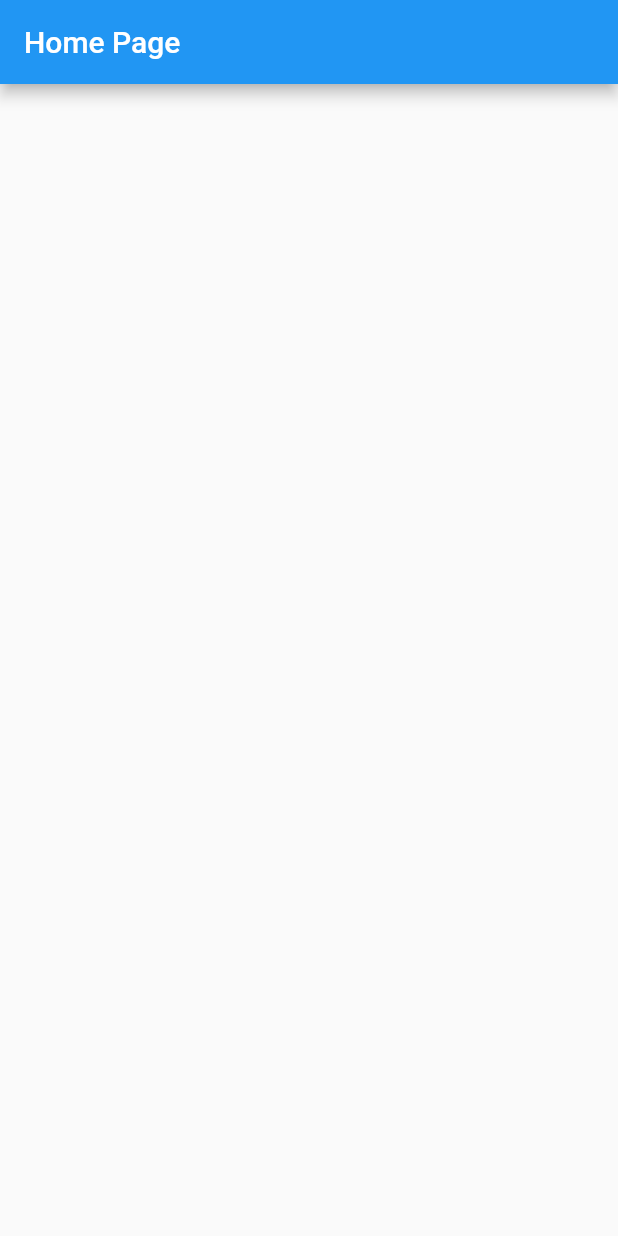
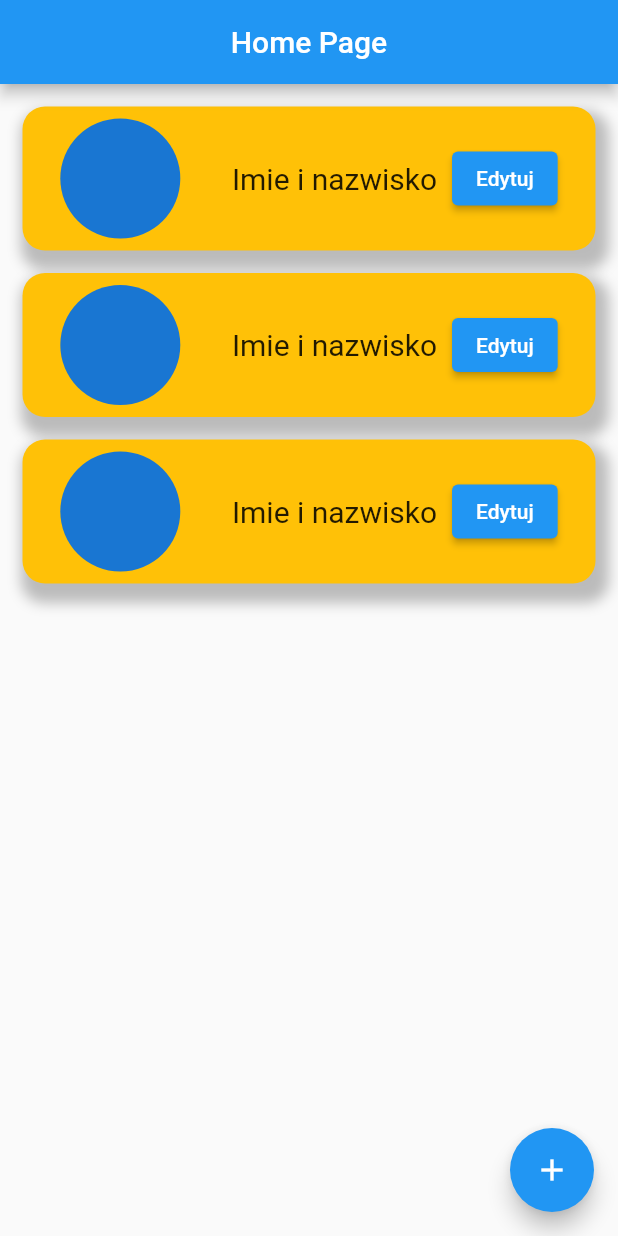
Before and after one commit to Dariuki/baby_health, a Flutter app: the screen it shows after launch, on a phone screen of 412 x 824 dp. Run offline on Flutter 3.47's test engine with Material 2 defaults, Android fonts, the phone set to English and light mode, and no system bars.

Commit message:
Add PersonTile to HomePage

```diff
--- /dev/null
+++ b/lib/home/peages/home_page.dart
@@ -0,0 +1,36 @@
+import 'package:baby_health/home/widgets/person_tile.dart';
+import 'package:flutter/material.dart';
+
+class HomePage extends StatelessWidget {
+  const HomePage({super.key});
+  @override
+  Widget build(BuildContext context) {
+    return Scaffold(
+      appBar: AppBar(
+        title: const Center(
+          child: Text('Home Page'),
+        ),
+      ),
+      floatingActionButton: FloatingActionButton(
+        onPressed: () {},
+        child: const Icon(Icons.add),
+      ),
+      body: const _HomePageBody(),
+    );
+  }
+}
+
+class _HomePageBody extends StatelessWidget {
+  const _HomePageBody();
+
+  @override
+  Widget build(BuildContext context) {
+    return ListView(
+      children: const [
+        PersonTile(),
+        PersonTile(),
+        PersonTile(),
+      ],
+    );
+  }
+}
--- /dev/null
+++ b/lib/home/widgets/person_tile.dart
@@ -0,0 +1,50 @@
+import 'package:flutter/material.dart';
+
+class PersonTile extends StatelessWidget {
+  const PersonTile({
+    super.key,
+  });
+
+  @override
+  Widget build(BuildContext context) {
+    return Padding(
+      padding: const EdgeInsets.only(left: 15, right: 15, top: 15),
+      child: Container(
+        padding: const EdgeInsets.all(8),
+        decoration: BoxDecoration(
+          borderRadius: BorderRadius.circular(15),
+          color: Colors.amber,
+          boxShadow: [
+            BoxShadow(
+              color: Colors.black.withOpacity(0.25),
+              spreadRadius: 5,
+              blurRadius: 7,
+              offset: const Offset(4, 8),
+            ),
+          ],
+        ),
+        child: Row(
+          mainAxisAlignment: MainAxisAlignment.spaceAround,
+          children: [
+            const CircleAvatar(
+              radius: 40,
+            ),
+            Row(
+              children: [
+                const Text(
+                  'Imie i nazwisko',
+                  style: TextStyle(fontSize: 20),
+                ),
+                const SizedBox(width: 10),
+                ElevatedButton(
+                  onPressed: () {},
+                  child: const Text('Edytuj'),
+                ),
+              ],
+            ),
+          ],
+        ),
+      ),
+    );
+  }
+}
--- a/lib/main.dart
+++ b/lib/main.dart
@@ -1,4 +1,4 @@
-import 'package:baby_health/peages/home_page.dart';
+import 'package:baby_health/home/peages/home_page.dart';
 import 'package:flutter/material.dart';
 
 void main() {
--- a/lib/peages/home_page.dart
+++ /dev/null
@@ -1,13 +0,0 @@
-import 'package:flutter/material.dart';
-
-class HomePage extends StatelessWidget {
-  const HomePage({super.key});
-  @override
-  Widget build(BuildContext context) {
-    return Scaffold(
-      appBar: AppBar(
-        title: const Text('Home Page'),
-      ),
-    );
-  }
-}
```
